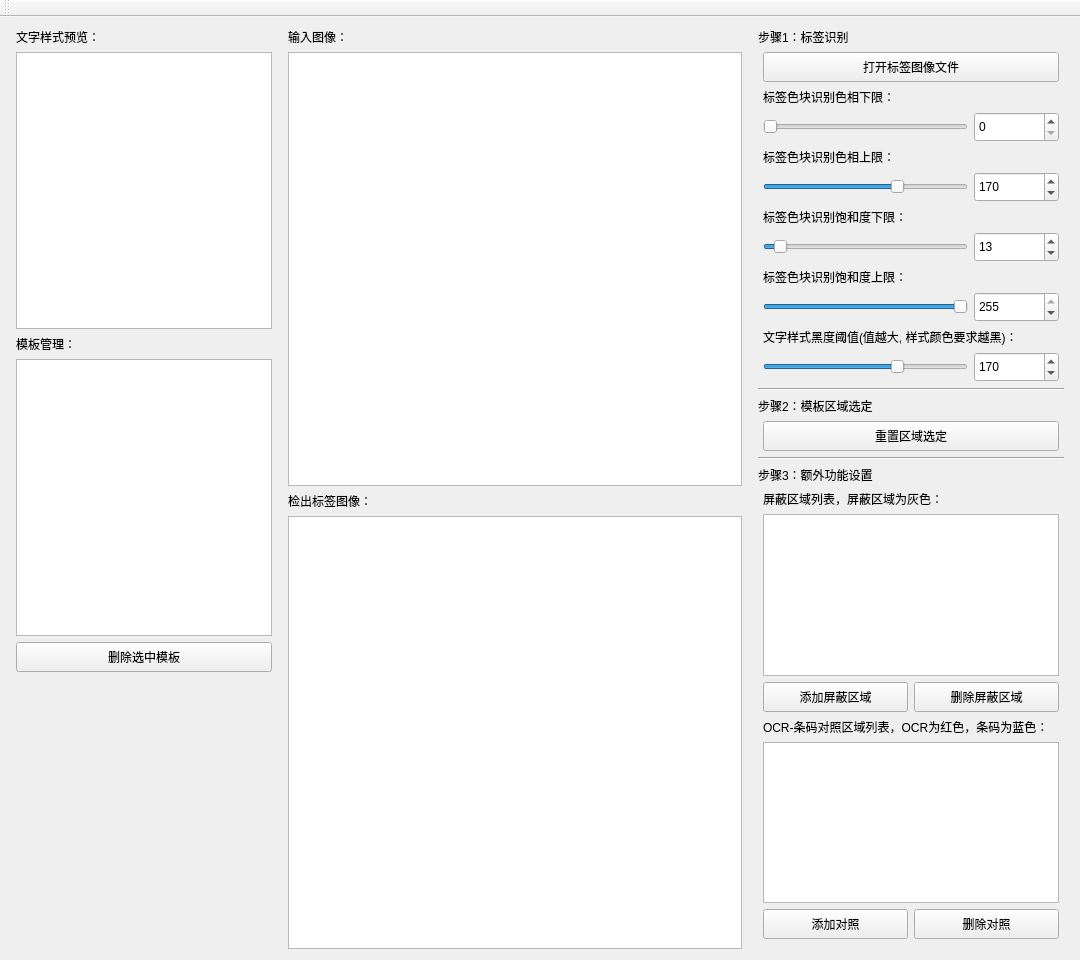
Qt form QtUI/TemplateEditor.ui (h13-0/label_checker) before a commit.
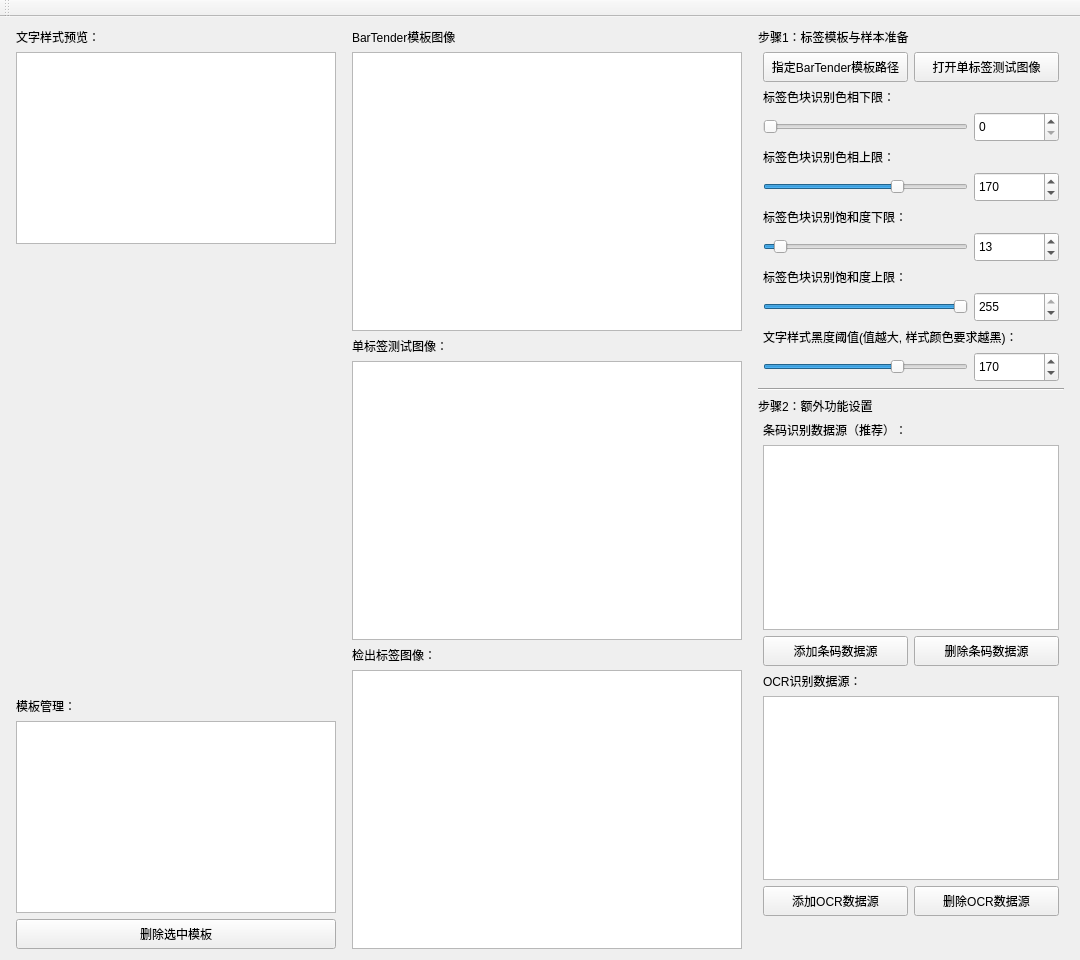
The same form after that commit.

Commit message: 同步模板编辑器UI设计

Patch:
```diff
--- a/QtUI/TemplateEditor.ui
+++ b/QtUI/TemplateEditor.ui
@@ -38,9 +38,9 @@
    <property name="layoutDirection">
     <enum>Qt::LayoutDirection::LeftToRight</enum>
    </property>
-   <layout class="QHBoxLayout" name="horizontalLayout_3" stretch="0,3,0">
+   <layout class="QHBoxLayout" name="horizontalLayout_3" stretch="1,3,0">
     <item>
-     <layout class="QVBoxLayout" name="verticalLayout_3" stretch="0,0,0,0,0,0">
+     <layout class="QVBoxLayout" name="verticalLayout_3" stretch="0,0,1,0,0,0">
       <property name="leftMargin">
        <number>5</number>
       </property>
@@ -55,29 +55,13 @@
        </widget>
       </item>
       <item>
-       <widget class="QGraphicsView" name="PatternGraphicsView"/>
-      </item>
-      <item>
-       <widget class="QLabel" name="label_6">
-        <property name="text">
-         <string>模板管理：</string>
-        </property>
-       </widget>
-      </item>
-      <item>
-       <widget class="QListView" name="listView"/>
-      </item>
-      <item>
-       <widget class="QPushButton" name="pushButton">
+       <widget class="QGraphicsView" name="PatternGraphicsView">
         <property name="minimumSize">
          <size>
-          <width>0</width>
-          <height>30</height>
+          <width>320</width>
+          <height>160</height>
          </size>
         </property>
-        <property name="text">
-         <string>删除选中模板</string>
-        </property>
        </widget>
       </item>
       <item>
@@ -93,6 +77,36 @@
         </property>
        </spacer>
       </item>
+      <item>
+       <widget class="QLabel" name="label_6">
+        <property name="text">
+         <string>模板管理：</string>
+        </property>
+       </widget>
+      </item>
+      <item>
+       <widget class="QListView" name="TemplateListsView">
+        <property name="minimumSize">
+         <size>
+          <width>320</width>
+          <height>160</height>
+         </size>
+        </property>
+       </widget>
+      </item>
+      <item>
+       <widget class="QPushButton" name="DeleteSelectedTemplate">
+        <property name="minimumSize">
+         <size>
+          <width>0</width>
+          <height>30</height>
+         </size>
+        </property>
+        <property name="text">
+         <string>删除选中模板</string>
+        </property>
+       </widget>
+      </item>
      </layout>
     </item>
     <item>
@@ -109,10 +123,20 @@
       <property name="bottomMargin">
        <number>0</number>
       </property>
+      <item>
+       <widget class="QLabel" name="label_9">
+        <property name="text">
+         <string>BarTender模板图像</string>
+        </property>
+       </widget>
+      </item>
+      <item>
+       <widget class="QGraphicsView" name="TenderGraphicsView"/>
+      </item>
       <item>
        <widget class="QLabel" name="label_5">
         <property name="text">
-         <string>输入图像：</string>
+         <string>单标签测试图像：</string>
         </property>
        </widget>
       </item>
@@ -152,7 +176,7 @@
       <item>
        <widget class="QLabel" name="label_4">
         <property name="text">
-         <string>步骤1：标签识别</string>
+         <string>步骤1：标签模板与样本准备</string>
         </property>
        </widget>
       </item>
@@ -176,7 +200,20 @@
            </size>
           </property>
           <property name="text">
-           <string>打开标签图像文件</string>
+           <string>指定BarTender模板路径</string>
+          </property>
+         </widget>
+        </item>
+        <item>
+         <widget class="QPushButton" name="OpenImageSample">
+          <property name="minimumSize">
+           <size>
+            <width>0</width>
+            <height>30</height>
+           </size>
+          </property>
+          <property name="text">
+           <string>打开单标签测试图像</string>
           </property>
          </widget>
         </item>
@@ -411,50 +448,10 @@
         </property>
        </widget>
       </item>
-      <item>
-       <widget class="QLabel" name="label_9">
-        <property name="text">
-         <string>步骤2：模板区域选定</string>
-        </property>
-       </widget>
-      </item>
-      <item>
-       <layout class="QHBoxLayout" name="horizontalLayout_5">
-        <property name="leftMargin">
-         <number>5</number>
-        </property>
-        <property name="rightMargin">
-         <number>5</number>
-        </property>
-        <property name="bottomMargin">
-         <number>0</number>
-        </property>
-        <item>
-         <widget class="QPushButton" name="pushButton_7">
-          <property name="minimumSize">
-           <size>
-            <width>0</width>
-            <height>30</height>
-           </size>
-          </property>
-          <property name="text">
-           <string>重置区域选定</string>
-          </property>
-         </widget>
-        </item>
-       </layout>
-      </item>
-      <item>
-       <widget class="Line" name="line_2">
-        <property name="orientation">
-         <enum>Qt::Orientation::Horizontal</enum>
-        </property>
-       </widget>
-      </item>
       <item>
        <widget class="QLabel" name="label_2">
         <property name="text">
-         <string>步骤3：额外功能设置</string>
+         <string>步骤2：额外功能设置</string>
         </property>
        </widget>
       </item>
@@ -475,7 +472,7 @@
         <item>
          <widget class="QLabel" name="label_7">
           <property name="text">
-           <string>屏蔽区域列表，屏蔽区域为灰色：</string>
+           <string>条码识别数据源（推荐）：</string>
           </property>
          </widget>
         </item>
@@ -496,7 +493,7 @@
              </size>
             </property>
             <property name="text">
-             <string>添加屏蔽区域</string>
+             <string>添加条码数据源</string>
             </property>
            </widget>
           </item>
@@ -509,7 +506,7 @@
              </size>
             </property>
             <property name="text">
-             <string>删除屏蔽区域</string>
+             <string>删除条码数据源</string>
             </property>
            </widget>
           </item>
@@ -534,7 +531,7 @@
         <item>
          <widget class="QLabel" name="label_8">
           <property name="text">
-           <string>OCR-条码对照区域列表，OCR为红色，条码为蓝色：</string>
+           <string>OCR识别数据源：</string>
           </property>
          </widget>
         </item>
@@ -555,7 +552,7 @@
              </size>
             </property>
             <property name="text">
-             <string>添加对照</string>
+             <string>添加OCR数据源</string>
             </property>
            </widget>
           </item>
@@ -568,7 +565,7 @@
              </size>
             </property>
             <property name="text">
-             <string>删除对照</string>
+             <string>删除OCR数据源</string>
             </property>
            </widget>
           </item>
```
Left out of the diff: 14 changed lines with no effect on the pictures. The commit also changes 1 other file.
